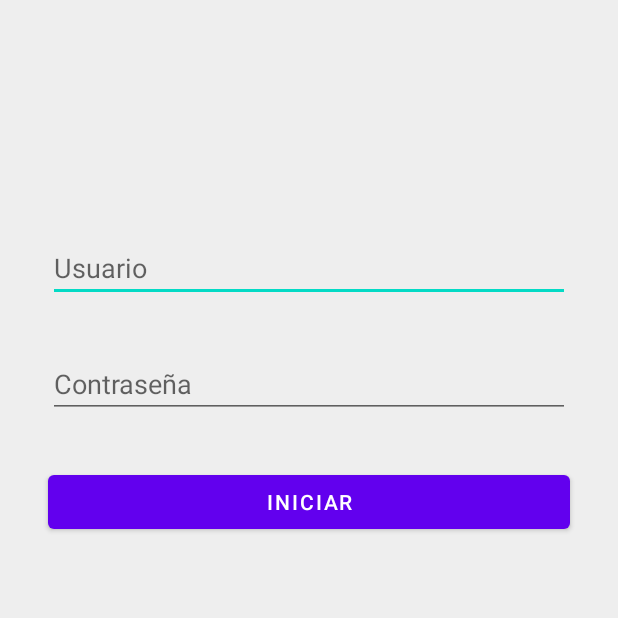
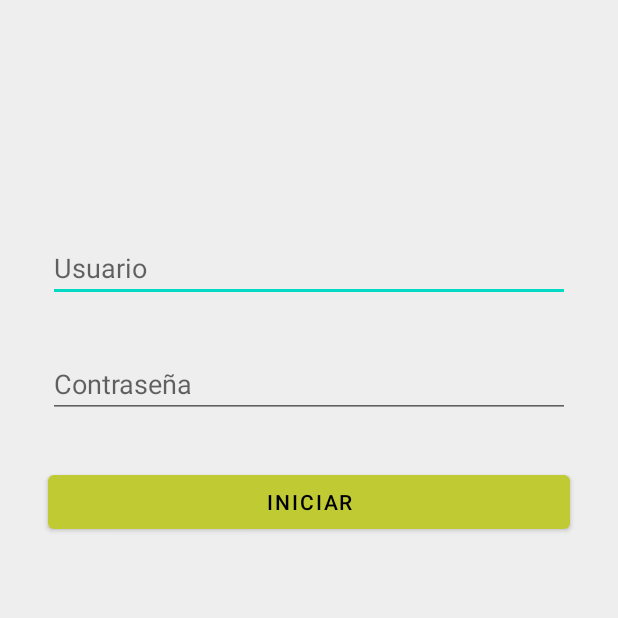
Before and after one commit to mauavilespi/CIC-Android-Apps, an Android app: the screen it shows after launch (MainActivity), on a phone screen of 412 x 824 dp, the top half of it. Run offline under Robolectric (Android 15) with nearby library versions, the phone set to English and light mode, and no system bars.

Commit message:
Formulario Completo
El formulario regresa los datos escritos en un Toast.

```diff
--- a/FormularioLogin/app/src/main/java/com/themap/formulario_login/MainActivity.java
+++ b/FormularioLogin/app/src/main/java/com/themap/formulario_login/MainActivity.java
@@ -3,6 +3,9 @@ package com.themap.formulario_login;
 import androidx.appcompat.app.AppCompatActivity;
 
 import android.os.Bundle;
+import android.view.View;
+import android.widget.EditText;
+import android.widget.Toast;
 
 import java.util.Objects;
 
@@ -15,6 +18,24 @@ public class MainActivity extends AppCompatActivity {
 
         //Quitar actionBar
         Objects.requireNonNull(this.getSupportActionBar()).hide();
+    }
+
+    //Definir el método que va a asociarse al onClick del Button
+    // y desplegar un Toast en la pantalla del dispositivo móvil.
+    public void onClickButton(View view) {
+        //Recuperar el email y password escritos.
+        EditText editTextUsuario = this.findViewById(R.id.editTextUsuario);
+        EditText editTextPassword = this.findViewById(R.id.editTextPassword);
+        String strEmail = editTextUsuario.getText().toString();
+        String strPassword = editTextPassword.getText().toString();
+        String strMensaje = "Bienvenido: \n" + "Usuario: " + strEmail + "\n" +
+                "Password: " + strPassword;
+
+        //Mostrar el toast correspondiente.
+        Toast.makeText(this, strMensaje, Toast.LENGTH_LONG).show();
+
+        //Abrevieando recuperar el password,
+        // String strPassword = ((EditText)findViewById(R.id.editTextPassword)).getText().toString();
 
     }
 }
--- a/FormularioLogin/app/src/main/res/layout/activity_main.xml
+++ b/FormularioLogin/app/src/main/res/layout/activity_main.xml
@@ -9,7 +9,7 @@
     tools:context=".MainActivity">
 
     <EditText
-        android:id="@+id/editTextTextPersonName"
+        android:id="@+id/editTextUsuario"
         android:layout_width="match_parent"
         android:layout_height="wrap_content"
         android:layout_marginStart="32dp"
@@ -21,13 +21,13 @@
         android:gravity="center_vertical"
         android:hint="@string/usuario"
         android:inputType="textPersonName"
-        app:layout_constraintBottom_toTopOf="@+id/editTextTextPassword"
+        app:layout_constraintBottom_toTopOf="@+id/editTextPassword"
         app:layout_constraintEnd_toEndOf="parent"
         app:layout_constraintStart_toStartOf="parent"
         app:layout_constraintTop_toTopOf="parent" />
 
     <EditText
-        android:id="@+id/editTextTextPassword"
+        android:id="@+id/editTextPassword"
         android:layout_width="match_parent"
         android:layout_height="wrap_content"
         android:layout_marginStart="32dp"
@@ -39,22 +39,24 @@
         android:gravity="center_vertical"
         android:hint="@string/contrase_a"
         android:inputType="textPassword"
-        app:layout_constraintBottom_toTopOf="@+id/button"
+        app:layout_constraintBottom_toTopOf="@+id/btnIniciar"
         app:layout_constraintEnd_toEndOf="parent"
         app:layout_constraintStart_toStartOf="parent"
-        app:layout_constraintTop_toBottomOf="@+id/editTextTextPersonName" />
+        app:layout_constraintTop_toBottomOf="@+id/editTextUsuario" />
 
     <Button
-        android:id="@+id/button"
+        android:id="@+id/btnIniciar"
         android:layout_width="match_parent"
         android:layout_height="wrap_content"
         android:layout_marginStart="32dp"
         android:layout_marginTop="16dp"
         android:layout_marginEnd="32dp"
         android:layout_marginBottom="510dp"
+        android:onClick="onClickButton"
+        android:textColor="@color/black"
         android:text="@string/iniciar"
         app:layout_constraintBottom_toBottomOf="parent"
         app:layout_constraintEnd_toEndOf="parent"
         app:layout_constraintStart_toStartOf="parent"
-        app:layout_constraintTop_toBottomOf="@+id/editTextTextPassword" />
+        app:layout_constraintTop_toBottomOf="@+id/editTextPassword" />
 </androidx.constraintlayout.widget.ConstraintLayout>
--- a/FormularioLogin/app/src/main/res/values/colors.xml
+++ b/FormularioLogin/app/src/main/res/values/colors.xml
@@ -1,8 +1,8 @@
 <?xml version="1.0" encoding="utf-8"?>
 <resources>
-    <color name="purple_200">#FFBB86FC</color>
-    <color name="purple_500">#FF6200EE</color>
-    <color name="purple_700">#FF3700B3</color>
+    <color name="purple_200">#FFEB3B</color>
+    <color name="purple_500">#C0CA33</color>
+    <color name="purple_700">#4CAF50</color>
     <color name="teal_200">#FF03DAC5</color>
     <color name="teal_700">#FF018786</color>
     <color name="black">#FF000000</color>
```
